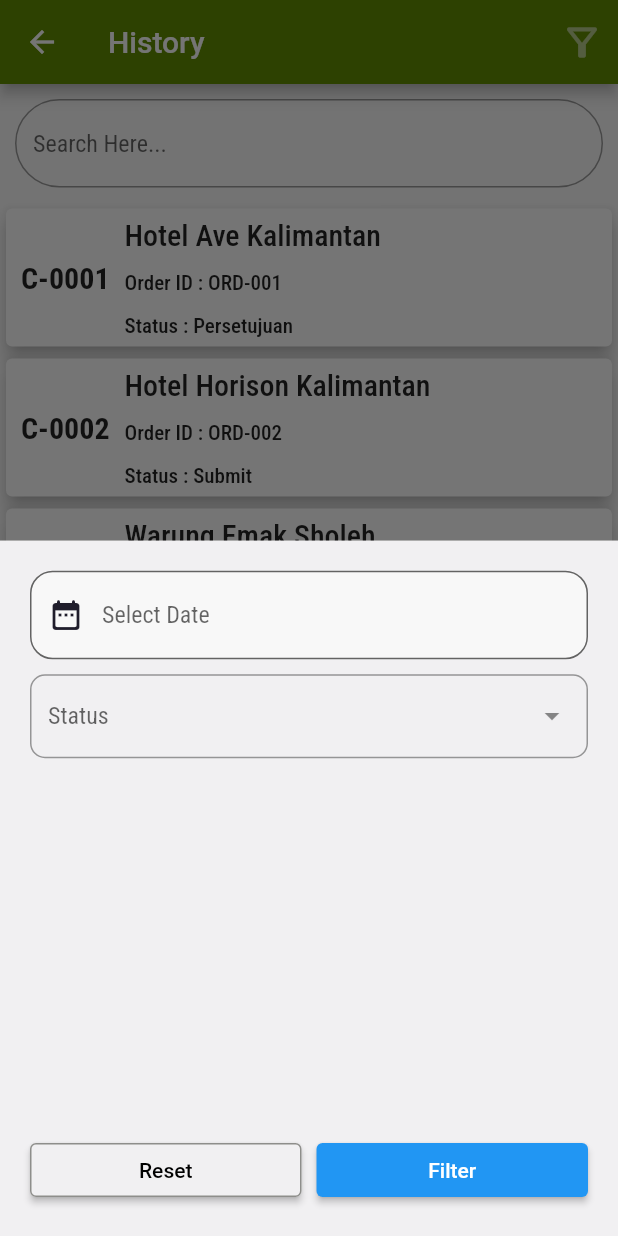
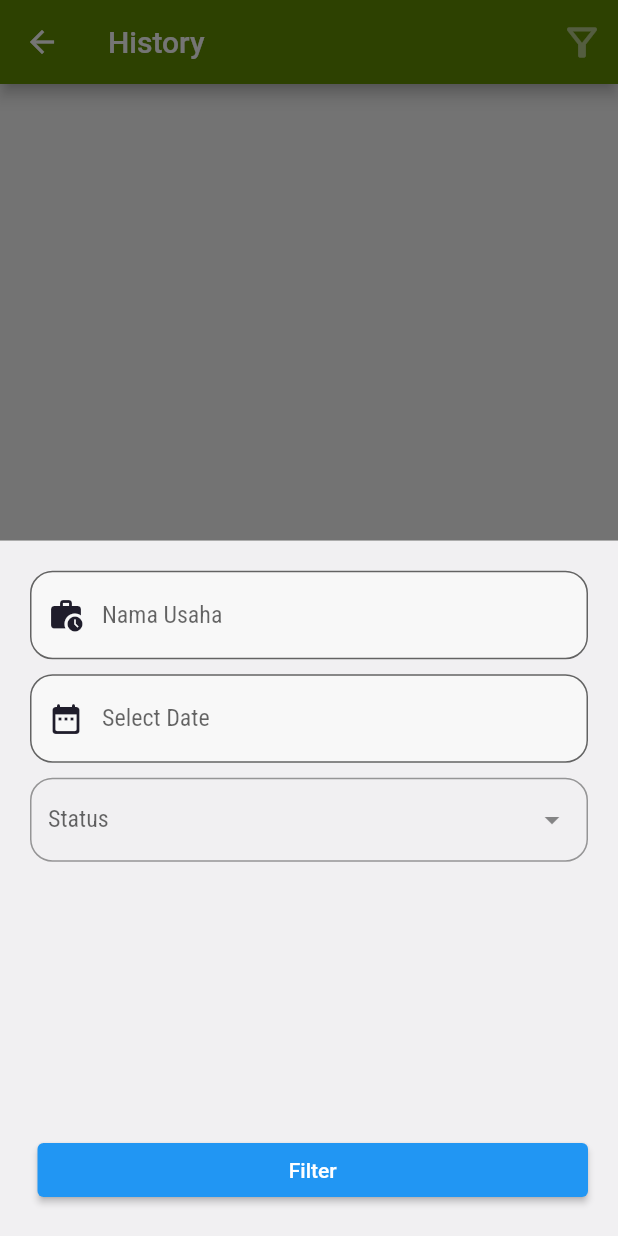
Before and after one commit to galangmerdeka/green_corp_app, a Flutter app: the ROHistoryPage screen opened by its route, after a tap on the "filter alt" icon, on a phone screen of 412 x 824 dp. Run offline on Flutter 3.47's test engine with Material 2 defaults, Android fonts, the phone set to English and light mode, and no system bars; drawn by our look-alikes of dropdown_search; our stand-ins replace bloc, dartz, flutter_bloc, get, google_fonts, image_picker and 2 more; accounts and stored records are empty.

Commit message:
add feature search history

```diff
--- a/lib/app_widget.dart
+++ b/lib/app_widget.dart
@@ -6,6 +6,7 @@
 import 'package:green_corp_app/application/created_data/cubit/created_data_cubit.dart';
 import 'package:green_corp_app/application/driver_pickup_start/cubit/driver_pickup_start_cubit.dart';
 import 'package:green_corp_app/application/driver_task/cubit/driver_task_cubit.dart';
+import 'package:green_corp_app/application/history/cubit/history_cubit.dart';
 import 'package:green_corp_app/presentation/landing_page/landing.dart';
 import 'package:green_corp_app/presentation/splash_screen.dart';
 import 'package:green_corp_app/presentation/user/driver/pickup_detail.dart';
@@ -32,9 +33,8 @@
         BlocProvider(create: (context) => AuthCubit()),
         BlocProvider(create: (context) => CreatedDataCubit()),
         BlocProvider(create: (context) => DriverTaskCubit()),
-        BlocProvider(
-          create: (context) => DriverPickupCubit(),
-        )
+        BlocProvider(create: (context) => DriverPickupCubit()),
+        BlocProvider(create: (context) => HistoryCubit()),
       ],
       child: GetMaterialApp(
         debugShowCheckedModeBanner: false,
--- /dev/null
+++ b/lib/application/history/cubit/history_cubit.dart
@@ -0,0 +1,32 @@
+import 'package:bloc/bloc.dart';
+import 'package:green_corp_app/infrastructure/transaction/get_transaction.dart';
+import 'package:green_corp_app/model/transaction.dart/history.dart';
+import 'package:meta/meta.dart';
+
+part 'history_state.dart';
+
+class HistoryCubit extends Cubit<HistoryState> {
+  HistoryCubit() : super(HistoryInitial());
+
+  final GetTransaction _getTransaction = GetTransaction();
+
+  void getHistory({
+    String date = "",
+    String status_pelanggan = "",
+    String nama_usaha = "",
+  }) async {
+    emit(HistoryLoading());
+    try {
+      final _data = await _getTransaction.getHistoryByParam(
+          date: date,
+          status_pelanggan: status_pelanggan,
+          nama_usaha: nama_usaha);
+      _data.fold(
+        (l) => emit(HistoryError(l)),
+        (r) => emit(HistorySuccess(r)),
+      );
+    } catch (e) {
+      emit(HistoryError(e.toString()));
+    }
+  }
+}
--- /dev/null
+++ b/lib/application/history/cubit/history_state.dart
@@ -0,0 +1,18 @@
+part of 'history_cubit.dart';
+
+@immutable
+abstract class HistoryState {}
+
+class HistoryInitial extends HistoryState {}
+
+class HistoryLoading extends HistoryState {}
+
+class HistoryError extends HistoryState {
+  final String errMessage;
+  HistoryError(this.errMessage);
+}
+
+class HistorySuccess extends HistoryState {
+  final List<History?> history;
+  HistorySuccess(this.history);
+}
--- a/lib/model/driver/pickup.dart
+++ b/lib/model/driver/pickup.dart
@@ -1,5 +1,5 @@
-import 'package:green_corp_app/model/master_data/category.dart';
-import 'package:green_corp_app/model/master_data/category_status.dart';
+// import 'package:green_corp_app/model/master_data/category.dart';
+// import 'package:green_corp_app/model/master_data/category_status.dart';
 import 'package:green_corp_app/model/master_data/gudang.dart';
 import 'package:green_corp_app/model/master_data/packaging.dart';
 import 'package:green_corp_app/model/transaction.dart/get_customer.dart';
--- a/lib/model/transaction.dart/history.dart
+++ b/lib/model/transaction.dart/history.dart
@@ -1,53 +1,64 @@
 class History {
-  String? date, id_pelanggan, order_id, nama_usaha, pic, status;
-  int? qty;
+  String? created_at, code_pelanggan, order_code, nama_usaha, status_pelanggan;
 
   History({
-    this.date,
-    this.id_pelanggan,
-    this.order_id,
+    this.created_at,
+    this.code_pelanggan,
+    this.order_code,
     this.nama_usaha,
-    this.pic,
-    this.status,
-    this.qty,
+    this.status_pelanggan,
   });
+
+  History.fromJson(Map<String, dynamic> json) {
+    this.code_pelanggan = json["customer"]["pelanggan_code"];
+    this.order_code = json["order_code"];
+    this.nama_usaha = json["customer"]["nama_usaha"];
+    this.status_pelanggan = json["status_pelanggan"];
+  }
+
+  static List<History> fromJsonList(List list) {
+    if (list.length == 0) return List<History>.empty();
+    return list.map((e) => History.fromJson(e)).toList();
+  }
+
+  static where(Function(dynamic value) param0) {}
 }
 
-var listHistory = [
-  History(
-    date: "2022-09-09",
-    id_pelanggan: "C-0001",
-    order_id: "ORD-001",
-    nama_usaha: "Hotel Ave Kalimantan",
-    pic: "Agus",
-    qty: 10,
-    status: "Persetujuan",
-  ),
-  History(
-    date: "2022-09-10",
-    id_pelanggan: "C-0002",
-    order_id: "ORD-002",
-    nama_usaha: "Hotel Horison Kalimantan",
-    pic: "Yudha",
-    qty: 110,
-    status: "Submit",
-  ),
-  History(
-    date: "2022-09-11",
-    id_pelanggan: "C-0003",
-    order_id: "ORD-003",
-    nama_usaha: "Warung Emak Sholeh",
-    pic: "Sholeh",
-    qty: 2000,
-    status: "Persetujuan",
-  ),
-  History(
-    date: "2022-09-11",
-    id_pelanggan: "C-0004",
-    order_id: "ORD-004",
-    nama_usaha: "PT Karya Kalimantan",
-    pic: "Suban",
-    qty: 35000,
-    status: "Pengiriman",
-  ),
-];
+// var listHistory = [
+//   History(
+//     date: "2022-09-09",
+//     id_pelanggan: "C-0001",
+//     order_id: "ORD-001",
+//     nama_usaha: "Hotel Ave Kalimantan",
+//     pic: "Agus",
+//     qty: 10,
+//     status: "Persetujuan",
+//   ),
+//   History(
+//     date: "2022-09-10",
+//     id_pelanggan: "C-0002",
+//     order_id: "ORD-002",
+//     nama_usaha: "Hotel Horison Kalimantan",
+//     pic: "Yudha",
+//     qty: 110,
+//     status: "Submit",
+//   ),
+//   History(
+//     date: "2022-09-11",
+//     id_pelanggan: "C-0003",
+//     order_id: "ORD-003",
+//     nama_usaha: "Warung Emak Sholeh",
+//     pic: "Sholeh",
+//     qty: 2000,
+//     status: "Persetujuan",
+//   ),
+//   History(
+//     date: "2022-09-11",
+//     id_pelanggan: "C-0004",
+//     order_id: "ORD-004",
+//     nama_usaha: "PT Karya Kalimantan",
+//     pic: "Suban",
+//     qty: 35000,
+//     status: "Pengiriman",
+//   ),
+// ];
--- a/lib/presentation/user/driver/task_driver_card.dart
+++ b/lib/presentation/user/driver/task_driver_card.dart
@@ -38,7 +38,9 @@
                 context: context,
                 builder: (context) {
                   return AlertDialog(
-                    content: CircularProgressIndicator(),
+                    content: Container(
+                      child: CircularProgressIndicator(),
+                    ),
                     title: Text(
                       "Loading...",
                       style: secondaryTextStyle,
--- a/lib/presentation/user/ro/modal_filter_history.dart
+++ b/lib/presentation/user/ro/modal_filter_history.dart
@@ -1,15 +1,27 @@
 import 'package:dropdown_search/dropdown_search.dart';
 import 'package:flutter/material.dart';
+import 'package:flutter_bloc/flutter_bloc.dart';
+import 'package:green_corp_app/application/history/cubit/history_cubit.dart';
 import 'package:green_corp_app/presentation/widget/dropdown_decorator_props.dart';
-import 'package:green_corp_app/presentation/widget/item_dropdown_builder.dart';
+// import 'package:green_corp_app/presentation/widget/item_dropdown_builder.dart';
 import 'package:green_corp_app/presentation/widget/text_field.dart';
 import 'package:green_corp_app/presentation/widget/textfield_props.dart';
 import 'package:green_corp_app/theme.dart';
 import 'package:intl/intl.dart';
 
-Container modalFilterHistory(BuildContext context) {
+class modalFilterHistory extends StatefulWidget {
+  const modalFilterHistory({super.key});
+
+  @override
+  State<modalFilterHistory> createState() => _modalFilterHistoryState();
+}
+
+class _modalFilterHistoryState extends State<modalFilterHistory> {
+  TextEditingController _searchBox = TextEditingController();
   TextEditingController _filterDate = TextEditingController();
   String? _statusFilter;
+  @override
+  Widget build(BuildContext context) {
     return Container(
       height: MediaQuery.of(context).size.height,
       color: primaryColor,
@@ -20,6 +32,16 @@
         children: <Widget>[
           Column(
             children: [
+              TextFieldWidget(
+                context,
+                obsText: false,
+                textController: _searchBox,
+                label: "Nama Usaha",
+                iconField: Icons.work_history_rounded,
+              ),
+              SizedBox(
+                height: 10,
+              ),
               TextFieldWidget(
                 context,
                 isReadOnly: true,
@@ -38,7 +60,9 @@
                     String formattedDate =
                         DateFormat('yyyy-MM-dd').format(picked);
 
-                  _filterDate.text = formattedDate;
+                    setState(() {
+                      _filterDate = TextEditingController(text: formattedDate);
+                    });
                   }
                 },
               ),
@@ -49,12 +73,13 @@
                 // clearButtonProps: ClearButtonProps(isVisible: true),
                 dropdownDecoratorProps: dropDownDecoratorPropsWidget("Status"),
                 items: [
-                "Submit",
-                "Proses",
-                "Persetujuan",
+                  "New",
+                  "Repeat",
                 ],
                 onChanged: (value) {
-                _statusFilter = value;
+                  setState(() {
+                    _statusFilter = (value == "New") ? "N" : "R";
+                  });
                 },
                 popupProps: PopupPropsMultiSelection.modalBottomSheet(
                   showSearchBox: true,
@@ -72,30 +97,38 @@
           Row(
             mainAxisAlignment: MainAxisAlignment.spaceBetween,
             children: [
-            Expanded(
-              child: Container(
-                padding: EdgeInsets.only(right: 5),
-                child: ElevatedButton(
-                  child: const Text(
-                    'Reset',
-                    style: TextStyle(color: Colors.black),
-                  ),
-                  onPressed: () => Navigator.pop(context),
-                  style: ButtonStyle(
-                    backgroundColor: MaterialStateProperty.all(primaryColor),
-                    side: MaterialStateProperty.all(
-                      BorderSide(color: buttonColorGrey),
-                    ),
-                  ),
-                ),
-              ),
-            ),
+              // Expanded(
+              //   child: Container(
+              //     padding: EdgeInsets.only(right: 5),
+              //     child: ElevatedButton(
+              //       child: const Text(
+              //         'Reset',
+              //         style: TextStyle(color: Colors.black),
+              //       ),
+              //       onPressed: () => Navigator.pop(context),
+              //       style: ButtonStyle(
+              //         backgroundColor: MaterialStateProperty.all(primaryColor),
+              //         side: MaterialStateProperty.all(
+              //           BorderSide(color: buttonColorGrey),
+              //         ),
+              //       ),
+              //     ),
+              //   ),
+              // ),
               Expanded(
                 child: Container(
                   padding: EdgeInsets.only(left: 5),
                   child: ElevatedButton(
                     child: const Text('Filter'),
-                  onPressed: () => Navigator.pop(context),
+                    onPressed: () {
+                      print("date : " + _filterDate.text);
+                      context.read<HistoryCubit>().getHistory(
+                            date: _filterDate.text,
+                            status_pelanggan: _statusFilter ?? "",
+                            nama_usaha: _searchBox.text,
+                          );
+                      Navigator.pop(context);
+                    },
                   ),
                 ),
               ),
@@ -105,3 +138,4 @@
       ),
     );
   }
+}
--- a/lib/presentation/user/ro/ro_history.dart
+++ b/lib/presentation/user/ro/ro_history.dart
@@ -2,7 +2,11 @@
 
 // import 'package:dropdown_search/dropdown_search.dart';
 import 'package:flutter/material.dart';
-import 'package:green_corp_app/model/transaction.dart/history.dart';
+import 'package:flutter_bloc/flutter_bloc.dart';
+import 'package:green_corp_app/application/history/cubit/history_cubit.dart';
+// import 'package:green_corp_app/model/transaction.dart/history.dart';
+import 'package:get/get.dart';
+// import 'package:green_corp_app/model/transaction.dart/history.dart';
 // import 'package:green_corp_app/presentation/user/ro/add_customer.dart';
 import 'package:green_corp_app/presentation/widget/appbar_custom.dart';
 // import 'package:green_corp_app/presentation/widget/text_field.dart';
@@ -21,20 +25,6 @@
 }
 
 class _ROHistoryPageState extends State<ROHistoryPage> {
-  TextEditingController _searchBox = TextEditingController();
-  List<History>? _history = listHistory;
-
-  void searchData(String query) {
-    final suggest = listHistory.where((value) {
-      final namaUsaha = value.nama_usaha!.toLowerCase();
-      final input = query.toLowerCase();
-      return namaUsaha.contains(input);
-    }).toList();
-    setState(() {
-      _history = suggest;
-    });
-  }
-
   @override
   Widget build(BuildContext context) {
     return Scaffold(
@@ -42,51 +32,86 @@
       body: SafeArea(
         child: Column(
           children: [
-            Container(
-              padding: EdgeInsets.symmetric(
-                horizontal: 10,
-                vertical: 10,
+            Expanded(
+              child: BlocConsumer<HistoryCubit, HistoryState>(
+                listener: (context, state) {
+                  // TODO: implement listener
+                  if (state is HistoryLoading) {
+                    print("Get Data History...");
+                  } else if (state is HistoryError) {
+                    print("Error Get History: " + state.errMessage);
+                    alertDialogHistoryError(context, state);
+                  } else if (state is HistorySuccess) {
+                    print("Get Data History Success...");
+                  }
+                },
+                builder: (context, state) {
+                  return (state is HistoryLoading)
+                      ? Scaffold(
+                          body: Container(
+                            child: Column(
+                              mainAxisAlignment: MainAxisAlignment.center,
+                              children: [
+                                Center(
+                                  child: CircularProgressIndicator(),
                                 ),
-              child: TextField(
-                controller: _searchBox,
-                onChanged: searchData,
-                decoration: InputDecoration(
-                  hintText: "Search Here...",
-                  hintStyle: secondaryTextStyle.copyWith(fontSize: 16),
-                  border: OutlineInputBorder(
-                    borderRadius: BorderRadius.circular(50),
+                                SizedBox(
+                                  height: 10,
+                                ),
+                                Text(
+                                  "Retrieving Data...",
+                                  style: secondaryTextStyle,
+                                ),
+                              ],
                             ),
                           ),
-              ),
-            ),
-            Expanded(
-              child: SingleChildScrollView(
+                        )
+                      : SingleChildScrollView(
                           child: Container(
                             // height: MediaQuery.of(context).size.height,
                             // width: double.infinity,
-                  child: ListView.builder(
+                            child: (state is HistorySuccess)
+                                ? listDataBuilder(state.history)
+                                : Container(),
+                          ),
+                        );
+                },
+              ),
+            ),
+          ],
+        ),
+      ),
+    );
+  }
+
+  StatelessWidget listDataBuilder(List state) {
+    return (state.length > 0)
+        ? ListView.builder(
             shrinkWrap: true,
             physics: ScrollPhysics(),
+            itemCount: state.length,
+            itemExtent: 100,
             itemBuilder: (context, index) {
-                      final _data = _history![index];
+              final _data = state[index];
               return Card(
                 elevation: 5,
                 child: Row(
                   // crossAxisAlignment: CrossAxisAlignment.center,
                   // mainAxisAlignment: MainAxisAlignment.spaceAround,
                   children: [
-                            Container(
-                              padding: EdgeInsets.only(
-                                left: 10,
-                              ),
-                              child: Text(
-                                _data.id_pelanggan!,
-                                style: secondaryTextStyle.copyWith(
-                                  fontSize: 20,
-                                  fontWeight: bold,
-                                ),
-                              ),
-                            ),
+                    // Container(
+                    //   padding: EdgeInsets.only(
+                    //     left: 10,
+                    //   ),
+                    //   child: Text(
+                    //     _data!.code_pelanggan!,
+                    //     style:
+                    //         secondaryTextStyle.copyWith(
+                    //       fontSize: 20,
+                    //       fontWeight: bold,
+                    //     ),
+                    //   ),
+                    // ),
                     SizedBox(
                       width: 10,
                     ),
@@ -97,25 +122,24 @@
                         // color: Colors.blue,
                         child: Column(
                           crossAxisAlignment: CrossAxisAlignment.start,
-                                  mainAxisAlignment:
-                                      MainAxisAlignment.spaceAround,
+                          mainAxisAlignment: MainAxisAlignment.spaceAround,
                           children: [
                             Text(
-                                      _data.nama_usaha!,
+                              _data!.nama_usaha!,
                               style: secondaryTextStyle.copyWith(
                                 fontSize: 20,
                                 fontWeight: medium,
                               ),
                             ),
                             Text(
-                                      "Order ID : ${_data.order_id}",
+                              "Order ID : ${_data.order_code}",
                               style: secondaryTextStyle.copyWith(
                                 fontSize: 14,
                                 fontWeight: medium,
                               ),
                             ),
                             Text(
-                                      "Status : ${_data.status}",
+                              "Status : ${(_data.status_pelanggan == "N") ? "New" : "Repeat"}",
                               style: secondaryTextStyle.copyWith(
                                 fontSize: 14,
                                 fontWeight: medium,
@@ -132,10 +156,17 @@
                 ),
               );
             },
-                    itemCount: _history!.length,
-                    itemExtent: 100,
-                  ),
-                ),
+          )
+        : Container(
+            // color: Colors.red,
+            padding: EdgeInsets.all(50),
+            child: Center(
+              child: Column(
+                children: [
+                  Text(
+                    "No Data Found",
+                    style: secondaryTextStyle.copyWith(
+                      fontSize: 24,
                     ),
                   ),
                 ],
@@ -143,4 +174,33 @@
             ),
           );
   }
+
+  Future<dynamic> alertDialogHistoryError(
+      BuildContext context, HistoryError state) {
+    return showDialog(
+      context: context,
+      builder: (context) {
+        return AlertDialog(
+          icon: Icon(
+            Icons.error_outline_rounded,
+            size: 34,
+            color: Colors.redAccent,
+          ),
+          title: Text(
+            state.errMessage,
+            style: secondaryTextStyle,
+          ),
+          actions: [
+            Center(
+              child: ElevatedButton.icon(
+                onPressed: () => Get.back(),
+                icon: Icon(Icons.close_outlined),
+                label: Text("Close"),
+              ),
+            ),
+          ],
+        );
+      },
+    );
   }
+}
--- a/lib/presentation/widget/appbar_custom.dart
+++ b/lib/presentation/widget/appbar_custom.dart
@@ -39,7 +39,7 @@
                 showModalBottomSheet(
                   context: context,
                   builder: (context) {
-                    return modalFilterHistory(context);
+                    return modalFilterHistory();
                   },
                 );
               },
--- a/lib/presentation/widget/dropdown_decorator_props.dart
+++ b/lib/presentation/widget/dropdown_decorator_props.dart
@@ -9,7 +9,7 @@
       labelText: label,
       labelStyle: secondaryTextStyle,
       border: OutlineInputBorder(
-        borderRadius: BorderRadius.circular(10),
+        borderRadius: BorderRadius.circular(15),
       ),
     ),
   );
--- a/lib/presentation/widget/no_data_found.dart
+++ b/lib/presentation/widget/no_data_found.dart
@@ -2,7 +2,7 @@
 import 'package:green_corp_app/theme.dart';
 // import 'package:shared_preferences/shared_preferences.dart';
 
-Container noDataFound(BuildContext context, Function() function) {
+Container noDataFound(BuildContext context, Function()? function) {
   return Container(
     // color: Colors.red,
     padding: EdgeInsets.all(50),
--- a/lib/presentation/widget/textfield_props.dart
+++ b/lib/presentation/widget/textfield_props.dart
@@ -9,7 +9,7 @@
       hintText: "Type Search Here",
       hintStyle: secondaryTextStyle,
       border: OutlineInputBorder(
-        borderRadius: BorderRadius.circular(50),
+        borderRadius: BorderRadius.circular(15),
       ),
     ),
   );
```
Also changed, not shown: lib/config/constant.dart (+1 -0 lines), lib/infrastructure/transaction/get_transaction.dart (added, +60 -0 lines), lib/model/transaction.dart/get_customer_code.dart (+12 -9 lines), lib/presentation/user/ro/add_customer.dart (+8 -11 lines), lib/presentation/user/ro/ro_home.dart (+30 -65 lines). Lines whose indentation alone changed are shown as unchanged.
